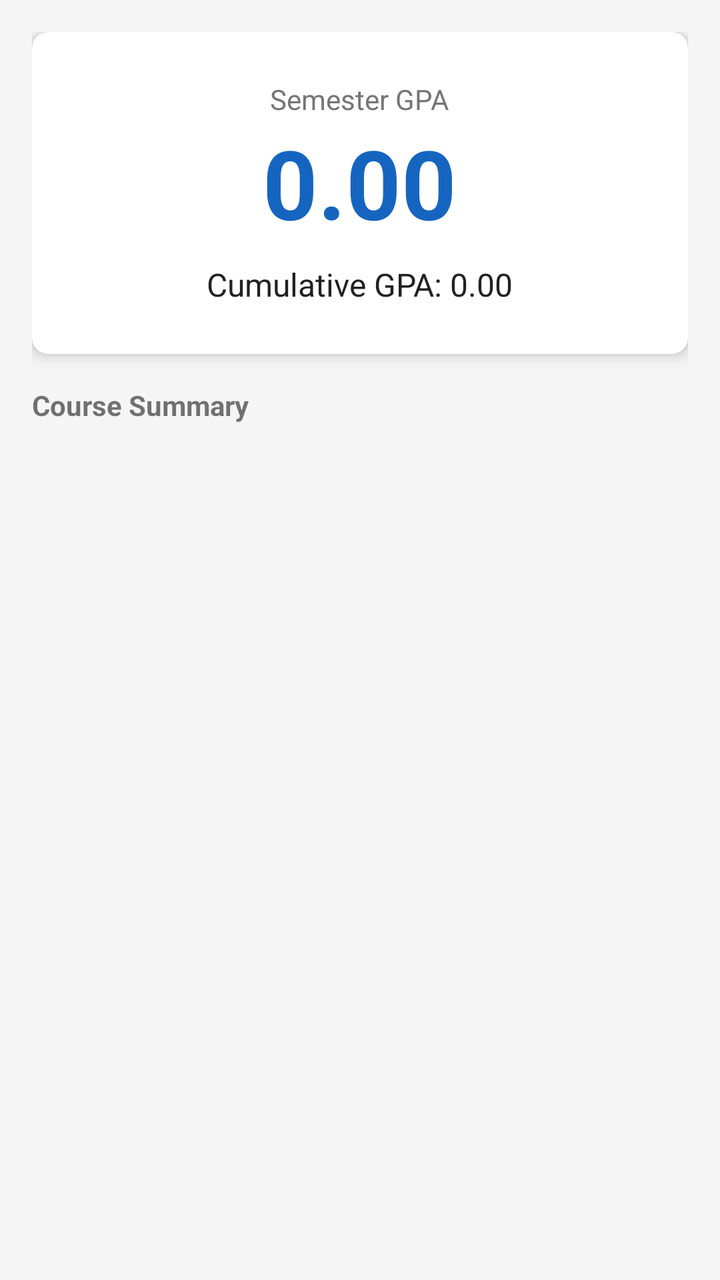
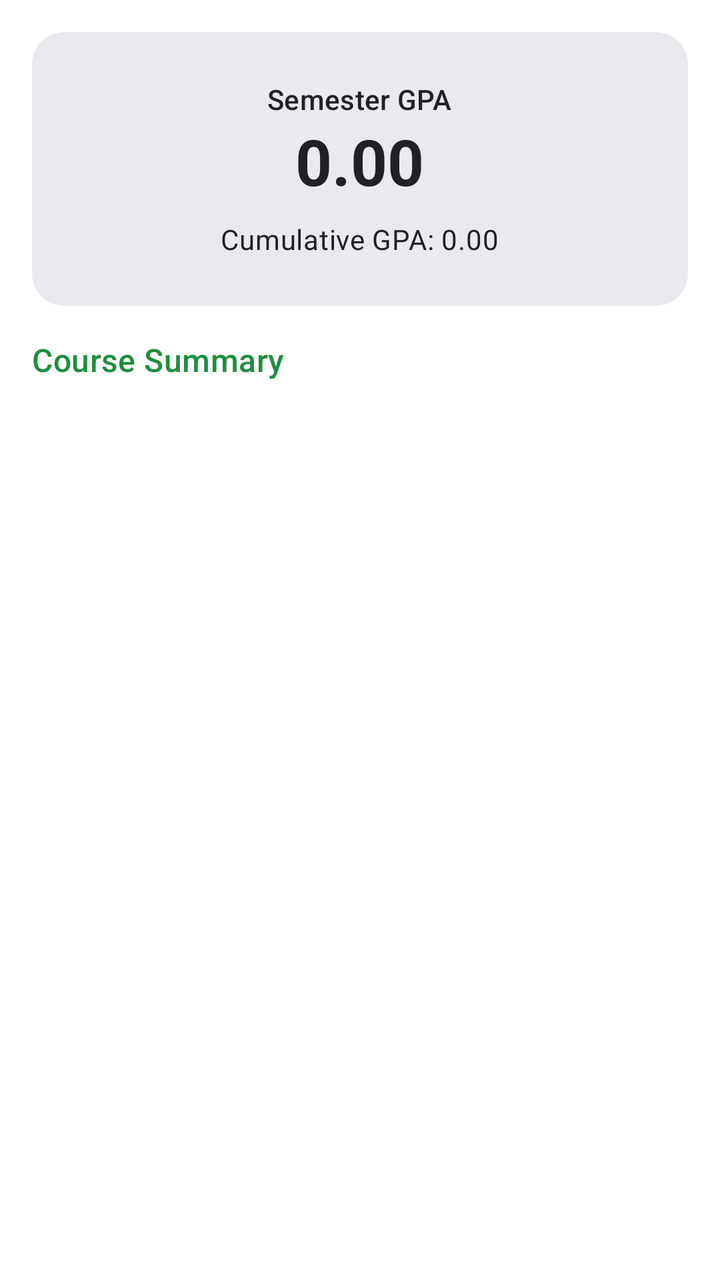

Screens rendered from an Android XML layout before and after an edit, with the pre-edit source and the edit as a unified diff.
<!-- AndroidManifest.xml: application theme Theme.Studbuddy -->
<!-- res/layout/fragment_gpa.xml -->
<?xml version="1.0" encoding="utf-8"?>
<ScrollView xmlns:android="http://schemas.android.com/apk/res/android"
    xmlns:app="http://schemas.android.com/apk/res-auto"
    xmlns:tools="http://schemas.android.com/tools"
    android:layout_width="match_parent"
    android:layout_height="match_parent"
    android:background="@color/colorBackground">

    <LinearLayout
        android:layout_width="match_parent"
        android:layout_height="wrap_content"
        android:orientation="vertical"
        android:padding="16dp">

        
        <androidx.cardview.widget.CardView
            android:layout_width="match_parent"
            android:layout_height="wrap_content"
            android:layout_marginBottom="16dp"
            app:cardCornerRadius="8dp"
            app:cardElevation="4dp">

            <LinearLayout
                android:layout_width="match_parent"
                android:layout_height="wrap_content"
                android:gravity="center"
                android:orientation="vertical"
                android:padding="24dp">

                <TextView
                    android:layout_width="wrap_content"
                    android:layout_height="wrap_content"
                    android:text="Semester GPA"
                    android:textColor="@color/colorTextSecondary"
                    android:textSize="14sp" />

                <TextView
                    android:id="@+id/tvSemesterGpa"
                    android:layout_width="wrap_content"
                    android:layout_height="wrap_content"
                    android:text="0.00"
                    android:textColor="@color/colorPrimary"
                    android:textSize="48sp"
                    android:textStyle="bold" />

                <TextView
                    android:id="@+id/tvCgpa"
                    android:layout_width="wrap_content"
                    android:layout_height="wrap_content"
                    android:layout_marginTop="8dp"
                    android:text="Cumulative GPA: 0.00"
                    android:textColor="@color/colorTextPrimary"
                    android:textSize="16sp" />
            </LinearLayout>
        </androidx.cardview.widget.CardView>

        <TextView
            android:layout_width="match_parent"
            android:layout_height="wrap_content"
            android:layout_marginBottom="8dp"
            android:text="Course Summary"
            android:textStyle="bold" />

        <androidx.recyclerview.widget.RecyclerView
            android:id="@+id/recyclerViewGpaCourses"
            android:layout_width="match_parent"
            android:layout_height="wrap_content"
            android:nestedScrollingEnabled="false"
            tools:listitem="@layout/item_course_gpa" />

    </LinearLayout>
</ScrollView>
<!-- res/layout/item_course_gpa.xml (included above) -->
<?xml version="1.0" encoding="utf-8"?>
<androidx.cardview.widget.CardView xmlns:android="http://schemas.android.com/apk/res/android"
    xmlns:app="http://schemas.android.com/apk/res-auto"
    android:layout_width="match_parent"
    android:layout_height="wrap_content"
    android:layout_marginBottom="8dp"
    app:cardCornerRadius="4dp"
    app:cardElevation="2dp">

    <LinearLayout
        android:layout_width="match_parent"
        android:layout_height="wrap_content"
        android:orientation="horizontal"
        android:padding="12dp">

        <LinearLayout
            android:layout_width="0dp"
            android:layout_height="wrap_content"
            android:layout_weight="1"
            android:orientation="vertical">

            <TextView
                android:id="@+id/tvCourseName"
                android:layout_width="wrap_content"
                android:layout_height="wrap_content"
                android:textColor="@color/colorTextPrimary"
                android:textSize="14sp"
                android:textStyle="bold" />

            <TextView
                android:id="@+id/tvCourseCredits"
                android:layout_width="wrap_content"
                android:layout_height="wrap_content"
                android:textColor="@color/colorTextSecondary"
                android:textSize="12sp" />
        </LinearLayout>

        <LinearLayout
            android:layout_width="wrap_content"
            android:layout_height="wrap_content"
            android:gravity="end"
            android:orientation="vertical">

            <TextView
                android:id="@+id/tvCourseGrade"
                android:layout_width="wrap_content"
                android:layout_height="wrap_content"
                android:textColor="@color/colorPrimary"
                android:textSize="14sp"
                android:textStyle="bold" />

            <TextView
                android:id="@+id/tvCoursePoints"
                android:layout_width="wrap_content"
                android:layout_height="wrap_content"
                android:textColor="@color/colorTextSecondary"
                android:textSize="12sp" />
        </LinearLayout>
    </LinearLayout>
</androidx.cardview.widget.CardView>
<!-- resources referenced by this layout -->
<resources>
  <color name="colorBackground">#F5F5F5</color>
  <color name="colorPrimary">#1565C0</color>
  <color name="colorTextPrimary">#212121</color>
  <color name="colorTextSecondary">#757575</color>
  <style name="Theme.Studbuddy" parent="Theme.AppCompat.Light.NoActionBar">
          
          <item name="colorPrimary">@color/colorPrimary</item>
          <item name="colorPrimaryDark">@color/colorPrimaryDark</item>
          <item name="colorAccent">@color/colorAccent</item>
          
          <item name="android:windowBackground">@color/colorBackground</item>
      </style>
  <color name="colorPrimaryDark">#003c8f</color>
  <color name="colorAccent">#42A5F5</color>
</resources>

<!-- the commit's change to res/layout/fragment_gpa.xml (unified diff, before → after) -->
@@ -4,7 +4,7 @@
     xmlns:tools="http://schemas.android.com/tools"
     android:layout_width="match_parent"
     android:layout_height="match_parent"
-    android:background="@color/colorBackground">
+    android:background="?attr/colorSurface">
 
     <LinearLayout
         android:layout_width="match_parent"
@@ -13,12 +13,13 @@
         android:padding="16dp">
 
         
-        <androidx.cardview.widget.CardView
+        <com.google.android.material.card.MaterialCardView
             android:layout_width="match_parent"
             android:layout_height="wrap_content"
             android:layout_marginBottom="16dp"
-            app:cardCornerRadius="8dp"
-            app:cardElevation="4dp">
+            style="?attr/materialCardViewFilledStyle"
+            app:cardBackgroundColor="?attr/colorSecondaryContainer"
+            app:cardCornerRadius="16dp">
 
             <LinearLayout
                 android:layout_width="match_parent"
@@ -31,16 +32,16 @@
                     android:layout_width="wrap_content"
                     android:layout_height="wrap_content"
                     android:text="Semester GPA"
-                    android:textColor="@color/colorTextSecondary"
-                    android:textSize="14sp" />
+                    android:textAppearance="?attr/textAppearanceLabelLarge"
+                    android:textColor="?attr/colorOnSecondaryContainer" />
 
                 <TextView
                     android:id="@+id/tvSemesterGpa"
                     android:layout_width="wrap_content"
                     android:layout_height="wrap_content"
                     android:text="0.00"
-                    android:textColor="@color/colorPrimary"
-                    android:textSize="48sp"
+                    android:textAppearance="?attr/textAppearanceHeadlineLarge"
+                    android:textColor="?attr/colorOnSecondaryContainer"
                     android:textStyle="bold" />
 
                 <TextView
@@ -49,17 +50,18 @@
                     android:layout_height="wrap_content"
                     android:layout_marginTop="8dp"
                     android:text="Cumulative GPA: 0.00"
-                    android:textColor="@color/colorTextPrimary"
-                    android:textSize="16sp" />
+                    android:textAppearance="?attr/textAppearanceBodyMedium"
+                    android:textColor="?attr/colorOnSecondaryContainer" />
             </LinearLayout>
-        </androidx.cardview.widget.CardView>
+        </com.google.android.material.card.MaterialCardView>
 
         <TextView
             android:layout_width="match_parent"
             android:layout_height="wrap_content"
             android:layout_marginBottom="8dp"
             android:text="Course Summary"
-            android:textStyle="bold" />
+            android:textAppearance="?attr/textAppearanceTitleMedium"
+            android:textColor="?attr/colorPrimary" />
 
         <androidx.recyclerview.widget.RecyclerView
             android:id="@+id/recyclerViewGpaCourses"
@@ -72,13 +74,13 @@
 </ScrollView>
 <!-- res/layout/item_course_gpa.xml (included above) -->
 <?xml version="1.0" encoding="utf-8"?>
-<androidx.cardview.widget.CardView xmlns:android="http://schemas.android.com/apk/res/android"
+<com.google.android.material.card.MaterialCardView xmlns:android="http://schemas.android.com/apk/res/android"
     xmlns:app="http://schemas.android.com/apk/res-auto"
     android:layout_width="match_parent"
     android:layout_height="wrap_content"
     android:layout_marginBottom="8dp"
-    app:cardCornerRadius="4dp"
-    app:cardElevation="2dp">
+    style="?attr/materialCardViewOutlinedStyle"
+    app:cardCornerRadius="8dp">
 
     <LinearLayout
         android:layout_width="match_parent"
@@ -96,16 +98,16 @@
                 android:id="@+id/tvCourseName"
                 android:layout_width="wrap_content"
                 android:layout_height="wrap_content"
-                android:textColor="@color/colorTextPrimary"
-                android:textSize="14sp"
+                android:textAppearance="?attr/textAppearanceBodyMedium"
+                android:textColor="?attr/colorOnSurface"
                 android:textStyle="bold" />
 
             <TextView
                 android:id="@+id/tvCourseCredits"
                 android:layout_width="wrap_content"
                 android:layout_height="wrap_content"
-                android:textColor="@color/colorTextSecondary"
-                android:textSize="12sp" />
+                android:textAppearance="?attr/textAppearanceLabelSmall"
+                android:textColor="?attr/colorOnSurfaceVariant" />
         </LinearLayout>
 
         <LinearLayout
@@ -118,16 +120,16 @@
                 android:id="@+id/tvCourseGrade"
                 android:layout_width="wrap_content"
                 android:layout_height="wrap_content"
-                android:textColor="@color/colorPrimary"
-                android:textSize="14sp"
+                android:textAppearance="?attr/textAppearanceTitleMedium"
+                android:textColor="?attr/colorPrimary"
                 android:textStyle="bold" />
 
             <TextView
                 android:id="@+id/tvCoursePoints"
                 android:layout_width="wrap_content"
                 android:layout_height="wrap_content"
-                android:textColor="@color/colorTextSecondary"
-                android:textSize="12sp" />
+                android:textAppearance="?attr/textAppearanceLabelSmall"
+                android:textColor="?attr/colorOnSurfaceVariant" />
         </LinearLayout>
     </LinearLayout>
-</androidx.cardview.widget.CardView>
+</com.google.android.material.card.MaterialCardView>
<!-- resource entries referenced after the edit -->
@@ -1,18 +1,58 @@
 <!-- resources referenced by this layout -->
 <resources>
-  <color name="colorBackground">#F5F5F5</color>
-  <color name="colorPrimary">#1565C0</color>
-  <color name="colorTextPrimary">#212121</color>
-  <color name="colorTextSecondary">#757575</color>
-  <style name="Theme.Studbuddy" parent="Theme.AppCompat.Light.NoActionBar">
+  <style name="Theme.Studbuddy" parent="Theme.Material3.DayNight.NoActionBar">
           
-          <item name="colorPrimary">@color/colorPrimary</item>
-          <item name="colorPrimaryDark">@color/colorPrimaryDark</item>
-          <item name="colorAccent">@color/colorAccent</item>
+          <item name="colorPrimary">@color/md_theme_light_primary</item>
+          <item name="colorOnPrimary">@color/md_theme_light_onPrimary</item>
+          <item name="colorPrimaryContainer">@color/md_theme_light_primaryContainer</item>
+          <item name="colorOnPrimaryContainer">@color/md_theme_light_onPrimaryContainer</item>
+          <item name="colorSecondary">@color/md_theme_light_secondary</item>
+          <item name="colorOnSecondary">@color/md_theme_light_onSecondary</item>
+          <item name="colorSecondaryContainer">@color/md_theme_light_secondaryContainer</item>
+          <item name="colorOnSecondaryContainer">@color/md_theme_light_onSecondaryContainer</item>
+          <item name="colorTertiary">@color/md_theme_light_tertiary</item>
+          <item name="colorOnTertiary">@color/md_theme_light_onTertiary</item>
+          <item name="colorTertiaryContainer">@color/md_theme_light_tertiaryContainer</item>
+          <item name="colorOnTertiaryContainer">@color/md_theme_light_onTertiaryContainer</item>
+          <item name="colorError">@color/md_theme_light_error</item>
+          <item name="colorOnError">@color/md_theme_light_onError</item>
+          <item name="colorErrorContainer">@color/md_theme_light_errorContainer</item>
+          <item name="colorOnErrorContainer">@color/md_theme_light_onErrorContainer</item>
+          <item name="android:windowBackground">@color/md_theme_light_background</item>
+          <item name="colorOutline">@color/md_theme_light_outline</item>
+          <item name="colorSurfaceVariant">@color/md_theme_light_surfaceVariant</item>
+          <item name="colorOnSurfaceVariant">@color/md_theme_light_onSurfaceVariant</item>
+          <item name="colorSurface">@color/md_theme_light_surface</item>
+          <item name="colorOnSurface">@color/md_theme_light_onSurface</item>
+  
           
-          <item name="android:windowBackground">@color/colorBackground</item>
+          <item name="headerBackground">?attr/colorSurface</item>
+          <item name="headerTextColor">?attr/colorOnSurface</item>
+  
+          
+          <item name="materialCardViewStyle">@style/Widget.Material3.CardView.Outlined</item>
       </style>
-  <color name="colorPrimaryDark">#003c8f</color>
-  <color name="colorAccent">#42A5F5</color>
+  <color name="md_theme_light_primary">#1E8E3E</color>
+  <color name="md_theme_light_onPrimary">#FFFFFF</color>
+  <color name="md_theme_light_primaryContainer">#E6F4EA</color>
+  <color name="md_theme_light_onPrimaryContainer">#0D652D</color>
+  <color name="md_theme_light_secondary">#5F6368</color>
+  <color name="md_theme_light_onSecondary">#FFFFFF</color>
+  <color name="md_theme_light_secondaryContainer">#E8EAED</color>
+  <color name="md_theme_light_onSecondaryContainer">#202124</color>
+  <color name="md_theme_light_tertiary">#1967D2</color>
+  <color name="md_theme_light_onTertiary">#FFFFFF</color>
+  <color name="md_theme_light_tertiaryContainer">#E8F0FE</color>
+  <color name="md_theme_light_onTertiaryContainer">#174EA6</color>
+  <color name="md_theme_light_error">#D93025</color>
+  <color name="md_theme_light_onError">#FFFFFF</color>
+  <color name="md_theme_light_errorContainer">#FCE8E6</color>
+  <color name="md_theme_light_onErrorContainer">#A50E0E</color>
+  <color name="md_theme_light_background">#F8F9FA</color>
+  <color name="md_theme_light_outline">#DADCE0</color>
+  <color name="md_theme_light_surfaceVariant">#F1F3F4</color>
+  <color name="md_theme_light_onSurfaceVariant">#5F6368</color>
+  <color name="md_theme_light_surface">#FFFFFF</color>
+  <color name="md_theme_light_onSurface">#202124</color>
 </resources>
 
